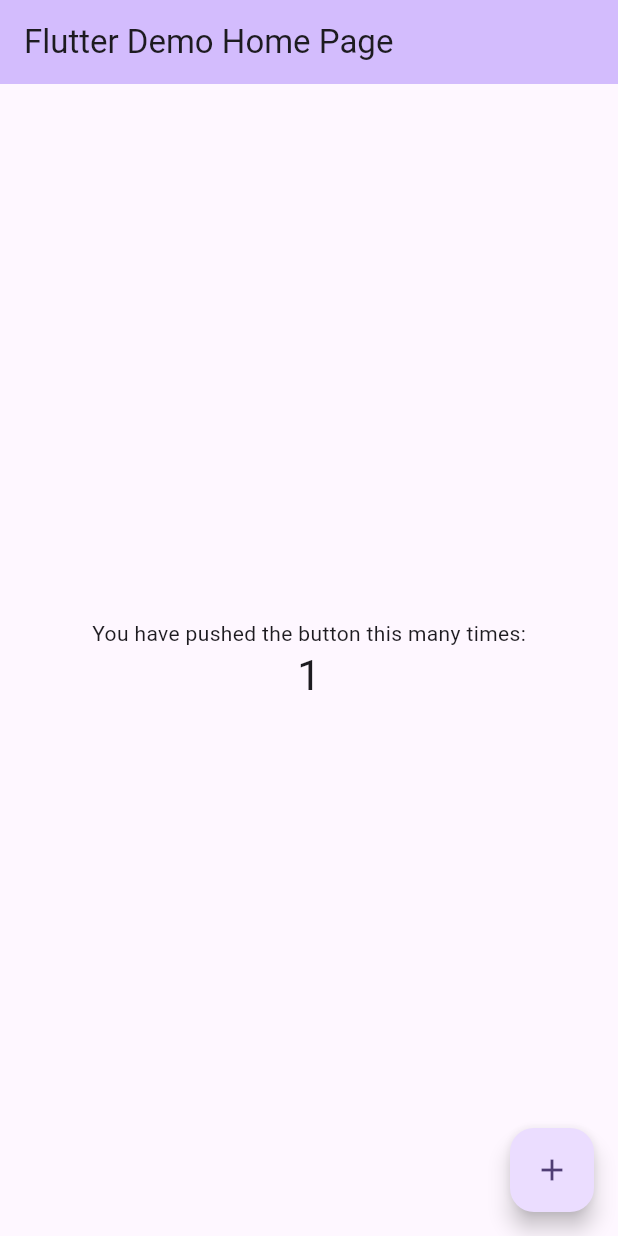
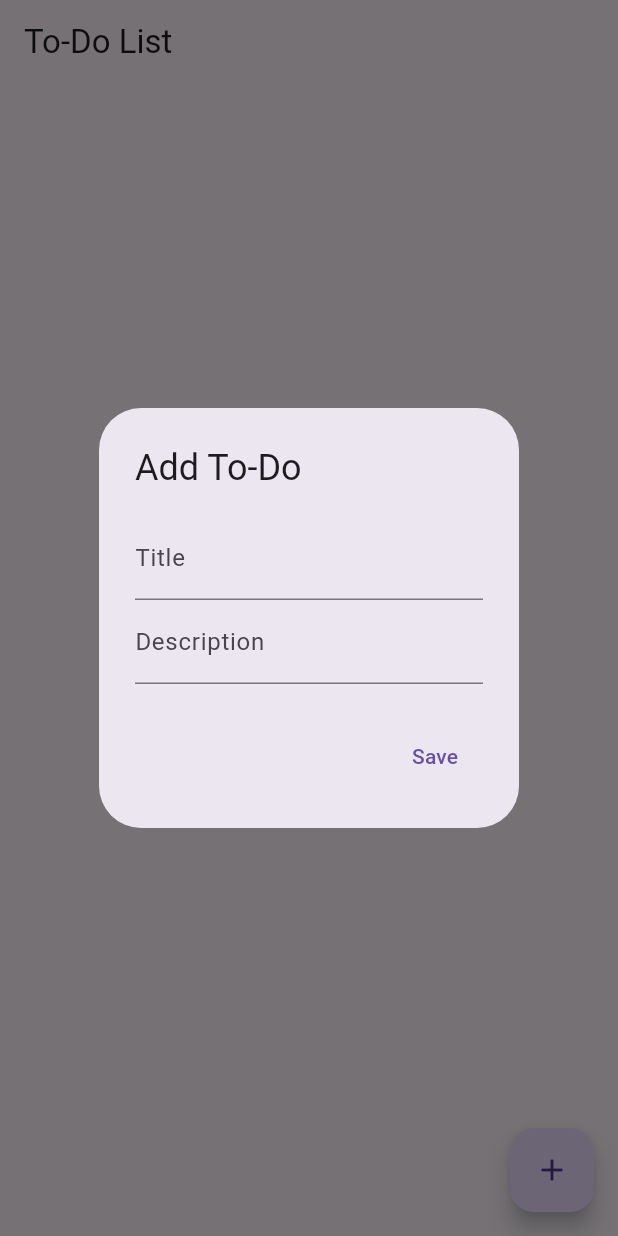
Before and after one commit to zakariem/Flutter-Local-Stoarge, a Flutter app: the screen it shows after launch, after a tap on the "add" icon, on a phone screen of 412 x 824 dp. Run offline on Flutter 3.47's test engine with Material 3 defaults, Android fonts, the phone set to English and light mode, and no system bars; our stand-ins replace flutter_secure_storage, shared_preferences, sqflite; accounts and stored records are empty.

Commit message:
Refactor main.dart to implement a To-Do list application
- Added imports for `models/todo.dart` and `helpers/database_helper.dart`.
- Replaced the default Flutter demo app with a `TodoListScreen` widget.
- Implemented state management for the To-Do list, including fetching, adding, updating, and deleting To-Do items.
- Added a `FloatingActionButton` to open a dialog for adding new To-Do items.
- Updated the UI to display a list of To-Do items with options to toggle completion status and delete items.

```diff
--- a/relational_db/lib/main.dart
+++ b/relational_db/lib/main.dart
@@ -1,4 +1,8 @@
+// lib/main.dart
+
 import 'package:flutter/material.dart';
+import 'models/todo.dart';
+import 'helpers/database_helper.dart';
 
 void main() {
   runApp(const MyApp());
@@ -7,119 +11,143 @@
 class MyApp extends StatelessWidget {
   const MyApp({super.key});
 
-  // This widget is the root of your application.
   @override
   Widget build(BuildContext context) {
-    return MaterialApp(
-      title: 'Flutter Demo',
-      theme: ThemeData(
-        // This is the theme of your application.
-        //
-        // TRY THIS: Try running your application with "flutter run". You'll see
-        // the application has a purple toolbar. Then, without quitting the app,
-        // try changing the seedColor in the colorScheme below to Colors.green
-        // and then invoke "hot reload" (save your changes or press the "hot
-        // reload" button in a Flutter-supported IDE, or press "r" if you used
-        // the command line to start the app).
-        //
-        // Notice that the counter didn't reset back to zero; the application
-        // state is not lost during the reload. To reset the state, use hot
-        // restart instead.
-        //
-        // This works for code too, not just values: Most code changes can be
-        // tested with just a hot reload.
-        colorScheme: ColorScheme.fromSeed(seedColor: Colors.deepPurple),
-        useMaterial3: true,
-      ),
-      home: const MyHomePage(title: 'Flutter Demo Home Page'),
+    return const MaterialApp(
+      home: TodoListScreen(),
     );
   }
 }
 
-class MyHomePage extends StatefulWidget {
-  const MyHomePage({super.key, required this.title});
-
-  // This widget is the home page of your application. It is stateful, meaning
-  // that it has a State object (defined below) that contains fields that affect
-  // how it looks.
-
-  // This class is the configuration for the state. It holds the values (in this
-  // case the title) provided by the parent (in this case the App widget) and
-  // used by the build method of the State. Fields in a Widget subclass are
-  // always marked "final".
-
-  final String title;
+class TodoListScreen extends StatefulWidget {
+  const TodoListScreen({super.key});
 
   @override
-  State<MyHomePage> createState() => _MyHomePageState();
+  _TodoListScreenState createState() => _TodoListScreenState();
 }
 
-class _MyHomePageState extends State<MyHomePage> {
-  int _counter = 0;
+class _TodoListScreenState extends State<TodoListScreen> {
+  List<Todo> todos = [];
+  final _dbHelper = DatabaseHelper.instance;
+  final _titleController = TextEditingController();
+  final _descController = TextEditingController();
 
-  void _incrementCounter() {
+  @override
+  void initState() {
+    super.initState();
+    _fetchTodos();
+  }
+
+  Future _fetchTodos() async {
+    final allTodos = await _dbHelper.readAllTodos();
     setState(() {
-      // This call to setState tells the Flutter framework that something has
-      // changed in this State, which causes it to rerun the build method below
-      // so that the display can reflect the updated values. If we changed
-      // _counter without calling setState(), then the build method would not be
-      // called again, and so nothing would appear to happen.
-      _counter++;
+      todos = allTodos;
     });
+  }
+
+  Future _addOrUpdateTodo() async {
+    final title = _titleController.text;
+    final description = _descController.text;
+
+    if (title.isEmpty) return;
+
+    final newTodo = Todo(
+      title: title,
+      description: description,
+      isDone: false,
+    );
+
+    await _dbHelper.create(newTodo);
+    _titleController.clear();
+    _descController.clear();
+    await _fetchTodos();
+  }
+
+  Future _toggleTodoStatus(Todo todo) async {
+    final updatedTodo = Todo(
+      id: todo.id,
+      title: todo.title,
+      description: todo.description,
+      isDone: !todo.isDone,
+    );
+    await _dbHelper.update(updatedTodo);
+    await _fetchTodos();
+  }
+
+  Future _deleteTodo(int id) async {
+    await _dbHelper.delete(id);
+    await _fetchTodos();
   }
 
   @override
   Widget build(BuildContext context) {
-    // This method is rerun every time setState is called, for instance as done
-    // by the _incrementCounter method above.
-    //
-    // The Flutter framework has been optimized to make rerunning build methods
-    // fast, so that you can just rebuild anything that needs updating rather
-    // than having to individually change instances of widgets.
     return Scaffold(
       appBar: AppBar(
-        // TRY THIS: Try changing the color here to a specific color (to
-        // Colors.amber, perhaps?) and trigger a hot reload to see the AppBar
-        // change color while the other colors stay the same.
-        backgroundColor: Theme.of(context).colorScheme.inversePrimary,
-        // Here we take the value from the MyHomePage object that was created by
-        // the App.build method, and use it to set our appbar title.
-        title: Text(widget.title),
+        title: const Text('To-Do List'),
       ),
-      body: Center(
-        // Center is a layout widget. It takes a single child and positions it
-        // in the middle of the parent.
-        child: Column(
-          // Column is also a layout widget. It takes a list of children and
-          // arranges them vertically. By default, it sizes itself to fit its
-          // children horizontally, and tries to be as tall as its parent.
-          //
-          // Column has various properties to control how it sizes itself and
-          // how it positions its children. Here we use mainAxisAlignment to
-          // center the children vertically; the main axis here is the vertical
-          // axis because Columns are vertical (the cross axis would be
-          // horizontal).
-          //
-          // TRY THIS: Invoke "debug painting" (choose the "Toggle Debug Paint"
-          // action in the IDE, or press "p" in the console), to see the
-          // wireframe for each widget.
-          mainAxisAlignment: MainAxisAlignment.center,
-          children: <Widget>[
-            const Text(
-              'You have pushed the button this many times:',
+      body: ListView.builder(
+        itemCount: todos.length,
+        itemBuilder: (context, index) {
+          final todo = todos[index];
+          return ListTile(
+            title: Text(
+              todo.title,
+              style: TextStyle(
+                decoration: todo.isDone ? TextDecoration.lineThrough : null,
+              ),
             ),
-            Text(
-              '$_counter',
-              style: Theme.of(context).textTheme.headlineMedium,
+            subtitle: Text(todo.description),
+            trailing: Row(
+              mainAxisSize: MainAxisSize.min,
+              children: [
+                Checkbox(
+                  value: todo.isDone,
+                  onChanged: (_) => _toggleTodoStatus(todo),
+                ),
+                IconButton(
+                  icon: const Icon(Icons.delete),
+                  onPressed: () => _deleteTodo(todo.id!),
+                ),
+              ],
+            ),
+          );
+        },
+      ),
+      floatingActionButton: FloatingActionButton(
+        onPressed: () => _showAddTodoDialog(),
+        child: const Icon(Icons.add),
+      ),
+    );
+  }
+
+  Future _showAddTodoDialog() async {
+    showDialog(
+      context: context,
+      builder: (context) => AlertDialog(
+        title: const Text('Add To-Do'),
+        content: Column(
+          mainAxisSize: MainAxisSize.min,
+          children: [
+            TextField(
+              controller: _titleController,
+              decoration: const InputDecoration(labelText: 'Title'),
+            ),
+            TextField(
+              controller: _descController,
+              decoration: const InputDecoration(labelText: 'Description'),
             ),
           ],
         ),
+        actions: [
+          TextButton(
+            onPressed: () {
+              _addOrUpdateTodo();
+              Navigator.of(context).pop();
+            },
+            child: const Text('Save'),
+          ),
+        ],
       ),
-      floatingActionButton: FloatingActionButton(
-        onPressed: _incrementCounter,
-        tooltip: 'Increment',
-        child: const Icon(Icons.add),
-      ), // This trailing comma makes auto-formatting nicer for build methods.
     );
   }
 }
```
